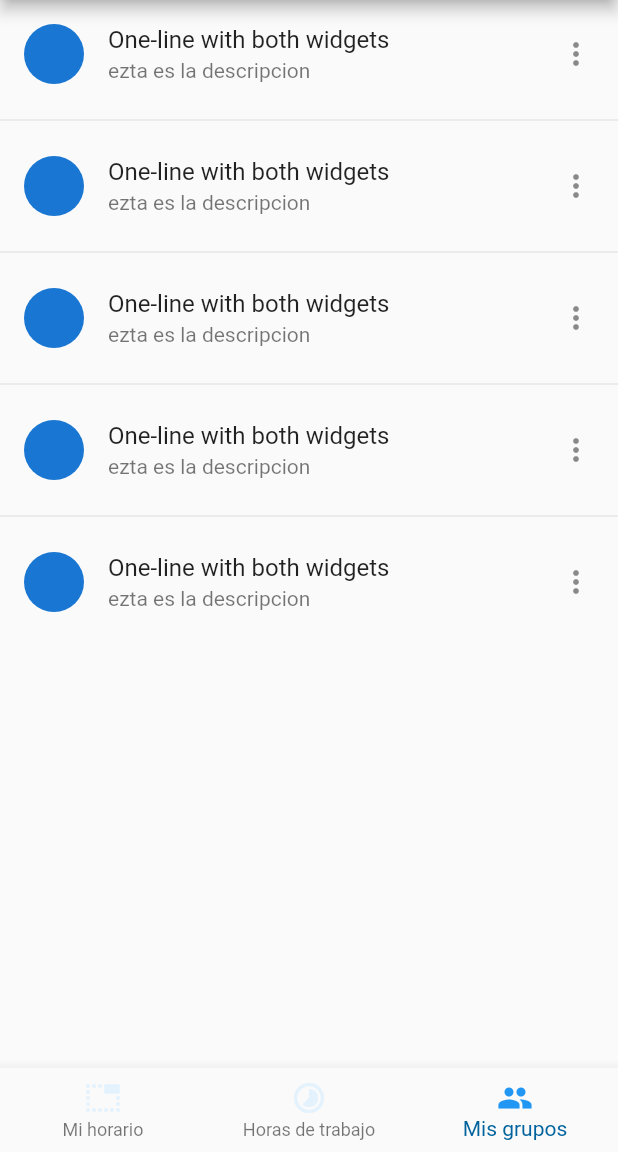
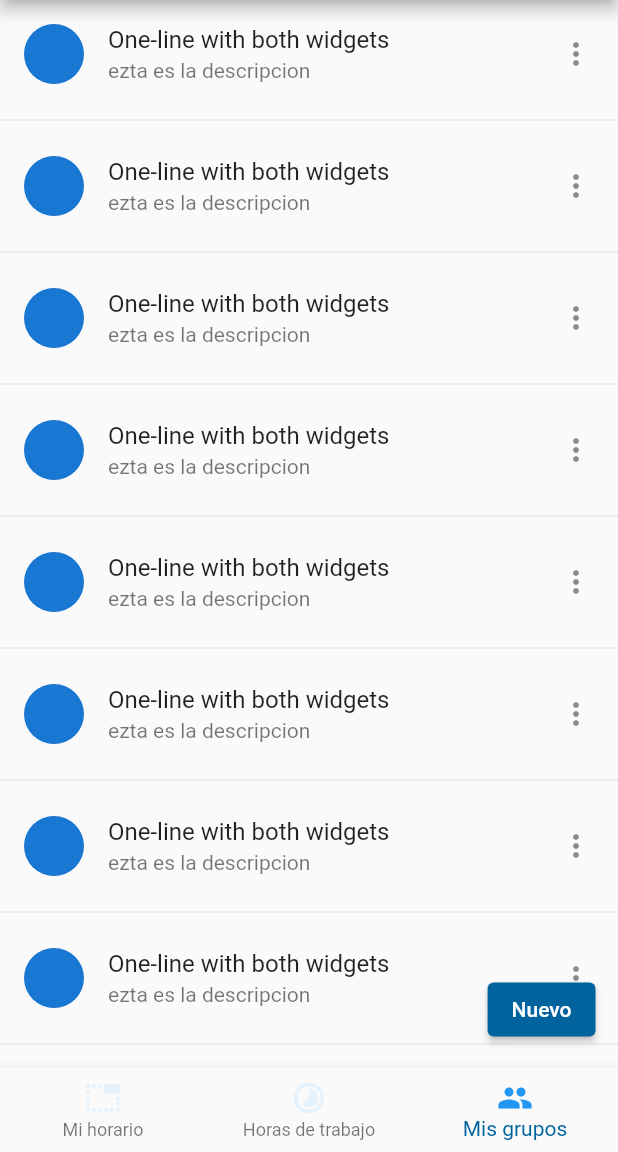
Before and after one commit to OppositeDragon/programador_reuniones_flutter, a Flutter app: the Dashboard screen opened by its route, swiped to page 3, on a phone screen of 412 x 824 dp, the part 84-1236 px from its top. Run offline on Flutter 3.47's test engine with Material 2 defaults, Android fonts, the phone set to English and light mode, and no system bars; our stand-ins replace firebase_core, flutter_riverpod, go_router; accounts and stored records are empty.

Commit message:
Botón flotante para crear grupo añadido

```diff
--- a/lib/widgets/grupos_personal_widget.dart
+++ b/lib/widgets/grupos_personal_widget.dart
@@ -1,5 +1,6 @@
 import 'package:flutter/material.dart';
 import 'package:flutter_riverpod/flutter_riverpod.dart';
+import 'package:go_router/go_router.dart';
 
 class GruposPersonal extends ConsumerStatefulWidget {
   const GruposPersonal({super.key});
@@ -9,7 +10,23 @@ class GruposPersonal extends ConsumerStatefulWidget {
 }
 
 class _GruposPersonalState extends ConsumerState<GruposPersonal> {
-  late List<String> items = ["1", "2", "3", "4", "5"];
+  late List<String> items = [
+    "1",
+    "2",
+    "3",
+    "4",
+    "5",
+    "6",
+    "7",
+    "8",
+    "9",
+    "10",
+    "11",
+    "12",
+    "13",
+    "14",
+    "15"
+  ];
 
   @override
   Widget build(BuildContext context) {
@@ -17,7 +34,9 @@ class _GruposPersonalState extends ConsumerState<GruposPersonal> {
       alignment: Alignment.topCenter,
       child: ConstrainedBox(
         constraints: const BoxConstraints(maxWidth: 550),
-        child: ListView.separated(
+        child: Stack(
+          children: [
+            ListView.separated(
               itemCount: items.length,
               separatorBuilder: (context, index) => const Divider(),
               itemBuilder: (context, index) {
@@ -28,6 +47,21 @@ class _GruposPersonalState extends ConsumerState<GruposPersonal> {
                   trailing: Icon(Icons.more_vert),
                 );
               },
+              addSemanticIndexes: true,
+            ),
+            Padding(
+              padding: const EdgeInsets.only(bottom: 15, right: 15),
+              child: Align(
+                alignment: Alignment.bottomRight,
+                child: ElevatedButton(
+                  onPressed: () {
+                    context.pushNamed('nuevo-grupo');
+                  },
+                  child: const Text("Nuevo"),
+                ),
+              ),
+            )
+          ],
         ),
       ),
     );
```
Lines whose indentation alone changed are shown as unchanged.
